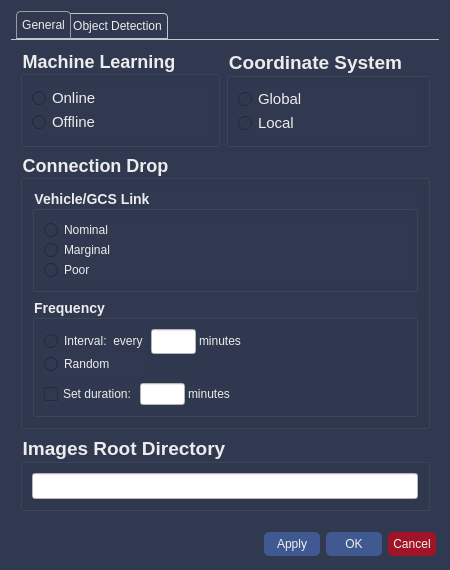
First picture: the form in src/gcs/resources/SettingsWidget.ui, repository CSUN-SERL/lcar-bot, before the edit.
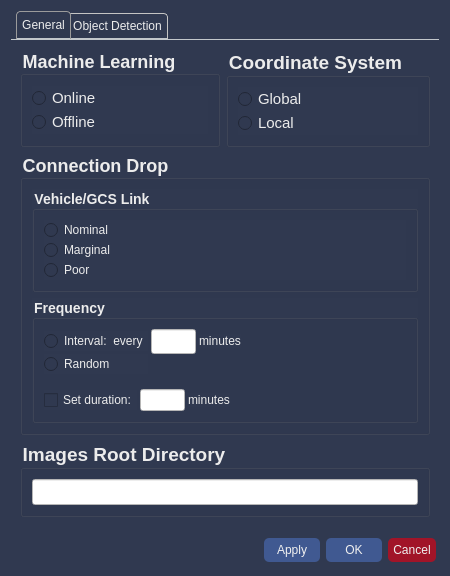
Second picture: the form after the edit.

```diff
--- a/src/gcs/resources/SettingsWidget.ui
+++ b/src/gcs/resources/SettingsWidget.ui
@@ -259,7 +259,7 @@
             </property>
             <layout class="QGridLayout" name="gridLayout_4">
              <property name="verticalSpacing">
-              <number>9</number>
+              <number>15</number>
              </property>
              <item row="0" column="0">
               <layout class="QGridLayout" name="gridLayout_6">
```
Left out of the diff: 12 changed lines with no effect on the pictures.
